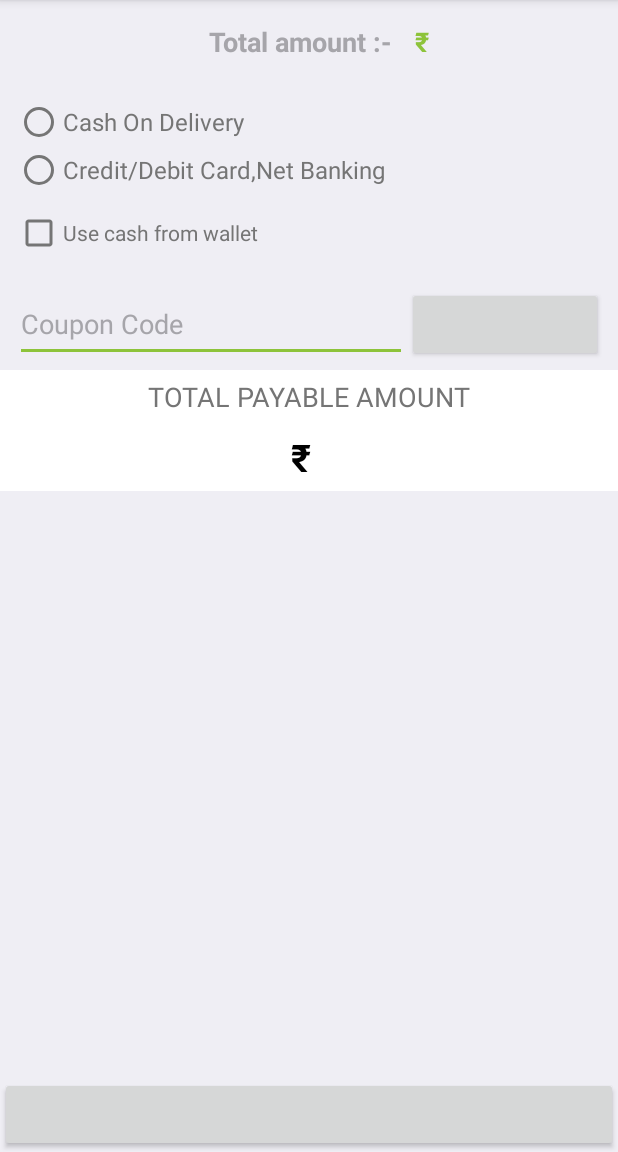
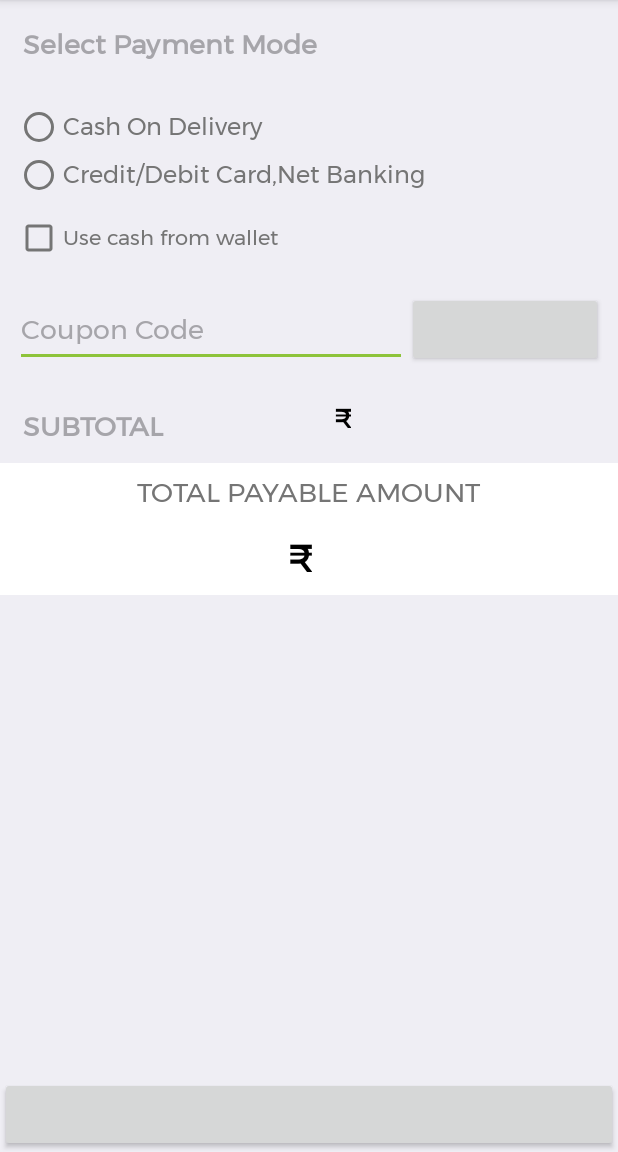
Before and after one commit to Welborn007/Tracking-Fresh, an Android app: the layout content_payment_details.xml on its own in the app's theme, with its tools: preview values and no code run, on a phone screen of 412 x 824 dp, the part 84-1236 px from its top. Run offline under Robolectric (Android 15) with nearby library versions, the phone set to English and light mode, and no system bars; plain views replace FancyButton; network calls fail.

Commit message:
Font added. Payment details page UI updated as per krupesh

```diff
--- a/app/src/main/java/com/kesari/trackingfresh/Utilities/TypefaceUtil.java
+++ b/app/src/main/java/com/kesari/trackingfresh/Utilities/TypefaceUtil.java
@@ -5,9 +5,6 @@ import android.graphics.Typeface;
 
 import java.lang.reflect.Field;
 
-/**
- * Created by Mindgate 18 on 26-09-2016.
- */
 public class TypefaceUtil {
 
     public static void overrideFont(Context context, String defaultFontNameToOverride, String customFontFileNameInAssets) {
--- a/app/src/main/java/com/kesari/trackingfresh/network/MyApplication.java
+++ b/app/src/main/java/com/kesari/trackingfresh/network/MyApplication.java
@@ -60,7 +60,7 @@ public class MyApplication extends Application
 
         initFresco();
         Fabric.with(this, new Crashlytics());
-        TypefaceUtil.overrideFont(this, "SERIF", "fonts/Montserrat-Medium.ttf");
+        TypefaceUtil.overrideFont(this, "SERIF", "fonts/Montserrat-Regular.ttf");
 
 
         Gson gson = new Gson();
--- a/app/src/main/res/layout/content_payment_details.xml
+++ b/app/src/main/res/layout/content_payment_details.xml
@@ -37,6 +37,15 @@
             android:orientation="horizontal">
 
             <TextView
+                android:layout_width="match_parent"
+                android:layout_height="wrap_content"
+                android:layout_margin="5dp"
+                android:padding="10dp"
+                android:text="@string/select_payment_mode"
+                android:textColor="@color/DarkGray"
+                android:textSize="@dimen/text_size18"
+                android:textStyle="bold" />
+            <!--   <TextView
                    android:layout_width="wrap_content"
                    android:layout_height="wrap_content"
                    android:layout_margin="5dp"
@@ -55,8 +64,8 @@
                    android:textColor="@color/MoneyGreen"
                    android:textSize="@dimen/text_size18"
                    android:textStyle="bold" />
-
-            <TextView
+   -->
+            <!--<TextView
                 android:id="@+id/price_total"
                 android:layout_width="wrap_content"
                 android:layout_height="wrap_content"
@@ -67,7 +76,7 @@
                 android:textColor="@color/MoneyGreen"
                 android:textSize="@dimen/text_size18"
                 android:textStyle="bold" />
-
+-->
 
         </LinearLayout>
 
@@ -213,10 +222,53 @@
             android:visibility="gone" />
 
         <LinearLayout
+            android:layout_marginTop="20dp"
+            android:layout_width="match_parent"
+            android:layout_height="wrap_content"
+            android:layout_marginLeft="10dp"
+            android:layout_marginRight="10dp"
+            android:gravity="left"
+            android:orientation="horizontal">
+
+            <TextView
+                android:layout_width="0dp"
+                android:layout_height="wrap_content"
+                android:layout_margin="5dp"
+                android:layout_weight="1"
+                android:text="SUBTotal"
+                android:textAllCaps="true"
+                android:textColor="@color/DarkGray"
+                android:textSize="@dimen/text_size18"
+                android:textStyle="bold" />
+            <TextView
+                android:layout_width="0dp"
+                android:layout_height="wrap_content"
+                android:layout_marginLeft="5dp"
+                android:layout_weight="0.5"
+                android:gravity="right"
+                android:text="  ₹"
+                android:textColor="@color/black"
+                android:textSize="@dimen/text_size18"
+                android:textStyle="bold" />
+
+            <TextView
+                android:id="@+id/price_total"
+
+                android:layout_width="0dp"
+                android:layout_weight="1.2"
+                android:layout_height="wrap_content"
+                android:text=""
+                android:textColor="@color/black"
+                android:textSize="@dimen/text_size18"
+                android:textStyle="bold" />
+        </LinearLayout>
+
+        <LinearLayout
             android:id="@+id/promocodeDeductHolder"
             android:layout_width="match_parent"
             android:layout_height="wrap_content"
-            android:layout_margin="10dp"
+            android:layout_marginLeft="10dp"
+            android:layout_marginRight="10dp"
             android:gravity="left"
             android:orientation="horizontal"
             android:visibility="gone">
@@ -250,9 +302,6 @@
                 android:layout_height="wrap_content"
                 android:layout_gravity="center"
                 android:layout_weight="1"
-                android:paddingBottom="10dp"
-                android:paddingRight="10dp"
-                android:paddingTop="10dp"
                 android:text="Coupons"
                 android:textAllCaps="true"
                 android:textColor="@color/DarkGray"
@@ -262,9 +311,8 @@
             <TextView
                 android:layout_width="0dp"
                 android:layout_height="wrap_content"
+                android:layout_marginLeft="5dp"
                 android:layout_weight="0.5"
-                android:layout_marginLeft="5dp"
-                android:paddingTop="10dp"
                 android:gravity="right"
                 android:text="- ₹"
                 android:textColor="@color/MoneyGreen"
@@ -277,7 +325,6 @@
                 android:layout_height="wrap_content"
                 android:layout_weight="1.2"
                 android:gravity="left"
-                android:paddingTop="10dp"
                 android:text=""
                 android:textColor="@color/MoneyGreen"
                 android:textSize="@dimen/text_size18"
--- a/app/src/main/res/values/strings.xml
+++ b/app/src/main/res/values/strings.xml
@@ -135,5 +135,6 @@
     <string name="for_your_order">for your Order</string>
     <string name="order_placed">Order Placed</string>
     <string name="check_vehicle_on_map">CHECK VEHICLE ON MAP</string>
+    <string name="select_payment_mode">Select Payment Mode</string>
 
 </resources>
--- a/app/src/main/res/values/styles.xml
+++ b/app/src/main/res/values/styles.xml
@@ -9,6 +9,7 @@
 <!--
         <item name="android:actionBarStyle">@style/TransparentActionBar</item>
 -->
+        <item name="android:typeface">serif</item>
 
     <item name="drawerArrowStyle">@style/WhiteDrawerIconStyle</item>
 </style>
```
Also changed, not shown: app/src/main/assets/Montserrat-MediumItalic.ttf (deleted), app/src/main/assets/fonts/Montserrat-Italic.ttf (deleted), app/src/main/assets/fonts/Montserrat-Medium.ttf (deleted), app/src/main/assets/fonts/Montserrat-Regular.ttf (added). Lines whose indentation alone changed are shown as unchanged.
